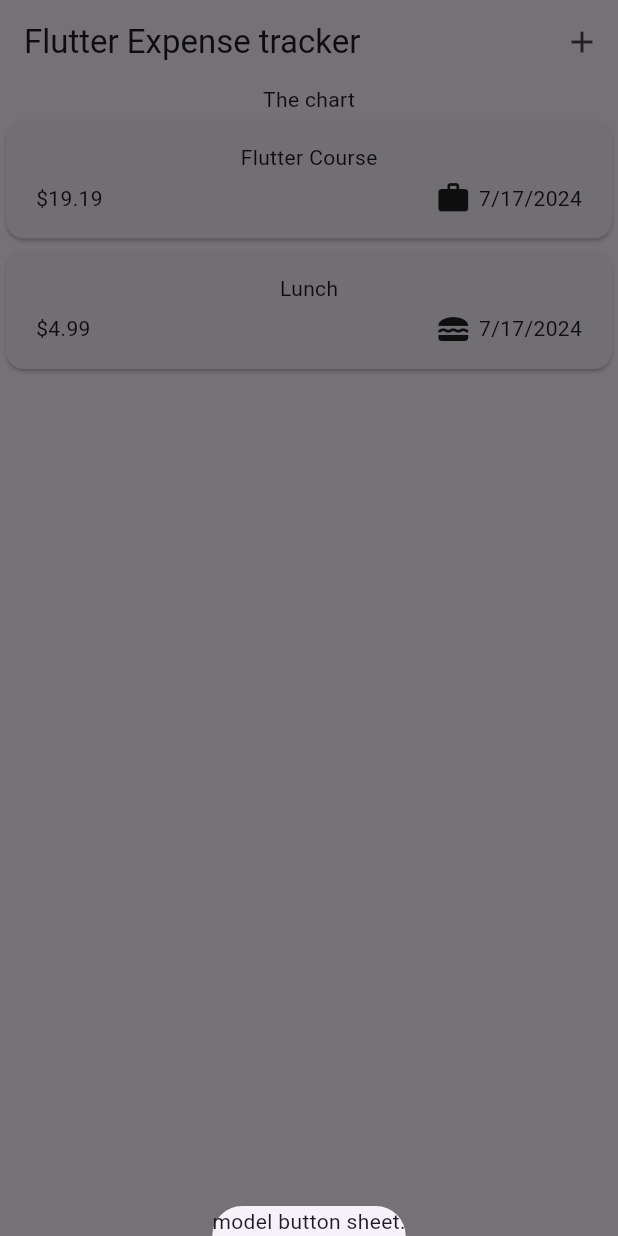
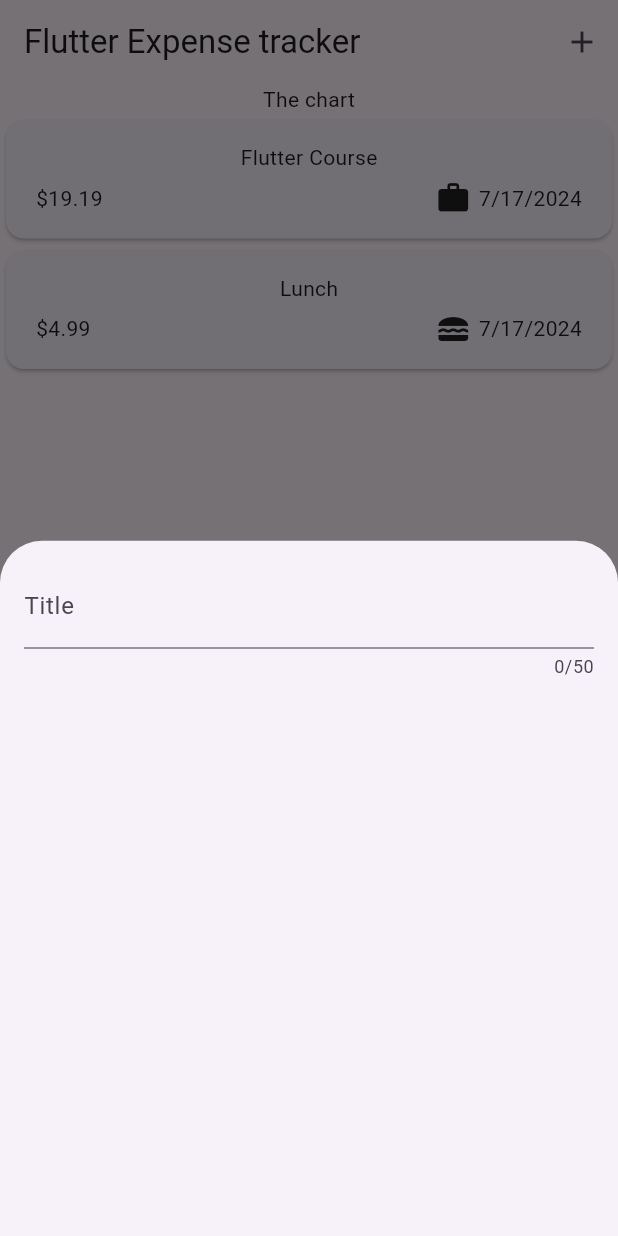
Before and after one commit to Shamimkhan1406/Expense-Tracker-App, a Flutter app: the screen it shows after launch, after a tap on the "add" icon, on a phone screen of 412 x 824 dp. Run offline on Flutter 3.47's test engine with Material 3 defaults, Android fonts, the phone set to English and light mode, and no system bars.

Commit message:
handling user input with textfield widget

```diff
--- a/lib/widgets/expenses.dart
+++ b/lib/widgets/expenses.dart
@@ -1,5 +1,6 @@
 import 'package:expense_tracker/widgets/expenses_list/expenses_list.dart';
 import 'package:expense_tracker/model/expense.dart';
+import 'package:expense_tracker/widgets/new_expense.dart';
 import 'package:flutter/material.dart';
 
 class Expenses extends StatefulWidget {
@@ -17,7 +18,7 @@ class _ExpensesState extends State<Expenses> {
   void _openAddExpenseOverlay()
   {
     showModalBottomSheet(context: context, builder: (ctx){
-      return Text('model button sheet.');
+      return const NewExpense();
     });
   }
   @override
@@ -27,7 +28,8 @@ class _ExpensesState extends State<Expenses> {
         title: const Text('Flutter Expense tracker'),
         actions: [
           IconButton(onPressed: _openAddExpenseOverlay,
-          icon: const Icon(Icons.add)),
+            icon: const Icon(Icons.add),
+          ),
         ],
       ),
       body: Column(
--- /dev/null
+++ b/lib/widgets/new_expense.dart
@@ -0,0 +1,27 @@
+import 'package:flutter/material.dart';
+
+class NewExpense extends StatefulWidget {
+  const NewExpense({super.key});
+
+  @override
+  State<NewExpense> createState() => _NewExpenseState();
+}
+
+class _NewExpenseState extends State<NewExpense> {
+  @override
+  Widget build(BuildContext context) {
+    return const Padding(
+      padding: EdgeInsets.all(16),
+      child: Column(
+        children: [
+          TextField(
+            maxLength: 50,
+            decoration: InputDecoration(
+              labelText: 'Title',
+            ),
+          ),
+        ],
+      ),
+    );
+  }
+}
```
